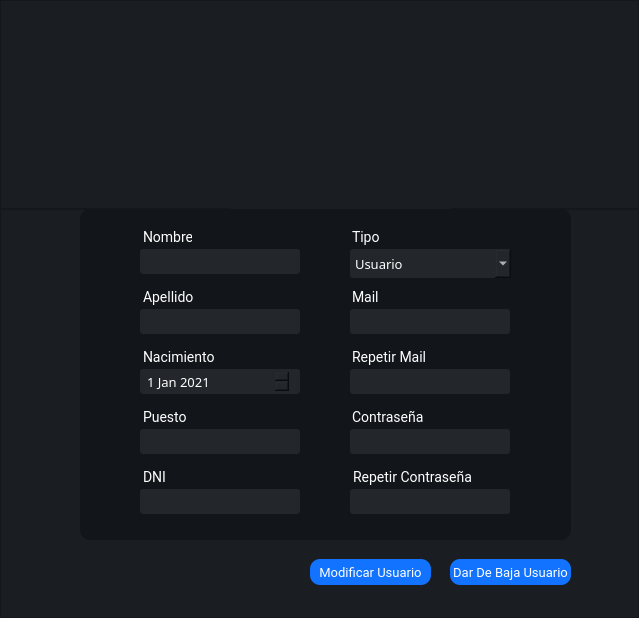
Old version of the form Interfaces/main/bm_user.ui in the repository juanignaciocansillieri/Proyecto-Final.
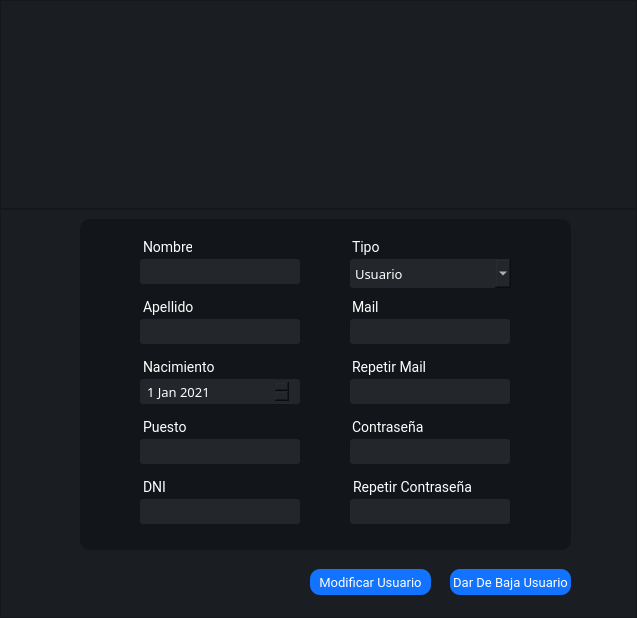
New version of the form. Icons and pictures are not drawn.

Diff of the .ui file:
```diff
--- a/Interfaces/main/bm_user.ui
+++ b/Interfaces/main/bm_user.ui
@@ -6,7 +6,7 @@
    <rect>
     <x>0</x>
     <y>0</y>
-    <width>639</width>
+    <width>637</width>
     <height>618</height>
    </rect>
   </property>
@@ -56,8 +56,8 @@
       <widget class="QLabel" name="label">
        <property name="geometry">
         <rect>
-         <x>230</x>
-         <y>30</y>
+         <x>190</x>
+         <y>20</y>
          <width>221</width>
          <height>181</height>
         </rect>
@@ -102,7 +102,7 @@
        <property name="geometry">
         <rect>
          <x>80</x>
-         <y>0</y>
+         <y>10</y>
          <width>491</width>
          <height>331</height>
         </rect>
@@ -864,7 +864,7 @@
        <property name="geometry">
         <rect>
          <x>310</x>
-         <y>350</y>
+         <y>360</y>
          <width>121</width>
          <height>26</height>
         </rect>
@@ -899,7 +899,7 @@
        <property name="geometry">
         <rect>
          <x>450</x>
-         <y>350</y>
+         <y>360</y>
          <width>121</width>
          <height>26</height>
         </rect>
```
